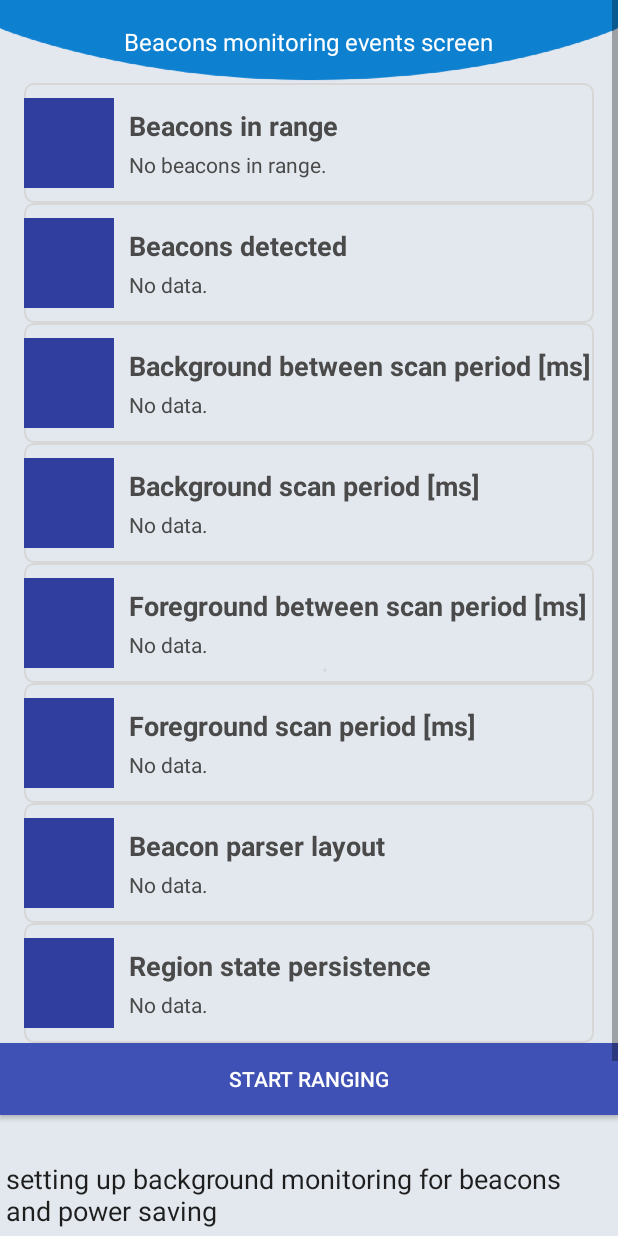
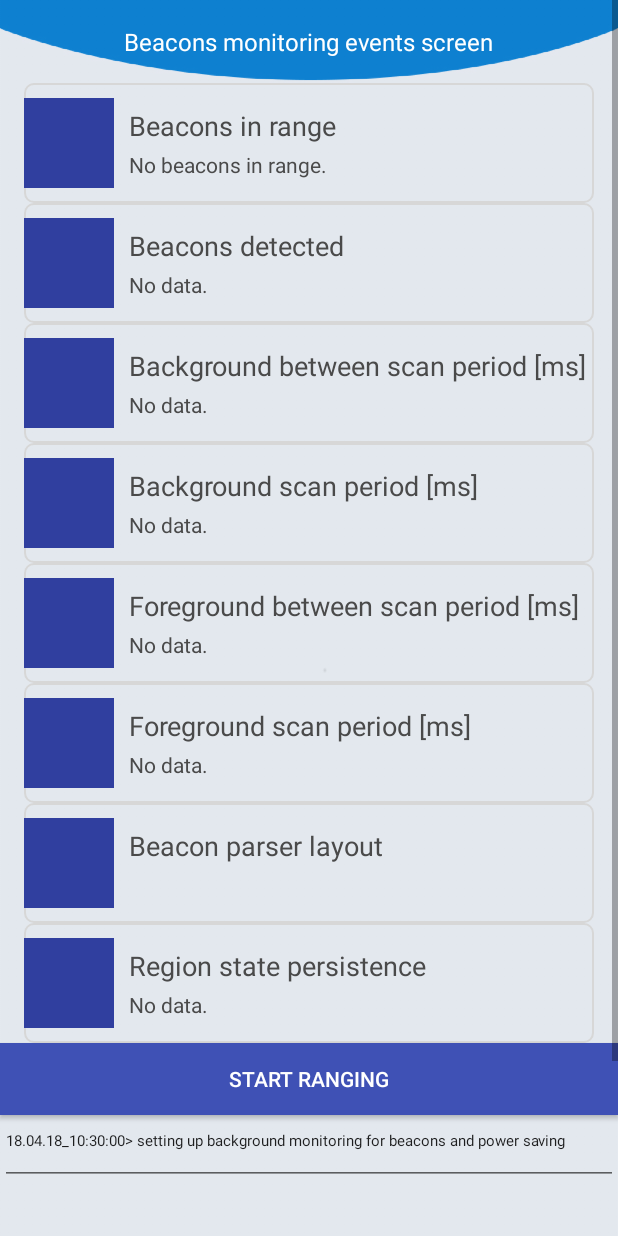
Before and after one commit to kopycisko/ubbGPS, an Android app: the screen it shows after launch (BeaconMonitoringActivity), after a tap on "Beacons", on a phone screen of 412 x 824 dp. Run offline under Robolectric (Android 15) with nearby library versions, the phone set to English and light mode, and no system bars; libraries missing offline, so code that uses them is left out: org.altbeacon.beacon; 17 statements that could not run were skipped.

Commit message:
eddystone support

```diff
--- a/app/src/main/java/edu/rsztandera/ubbgps/BeaconMonitoringActivity.java
+++ b/app/src/main/java/edu/rsztandera/ubbgps/BeaconMonitoringActivity.java
@@ -3,28 +3,66 @@ package edu.rsztandera.ubbgps;
 import android.app.Activity;
 import android.content.Intent;
 import android.os.Bundle;
+import android.os.RemoteException;
 import android.util.Log;
+import android.view.MotionEvent;
 import android.view.View;
 import android.widget.EditText;
 import android.widget.TextView;
 
+import org.altbeacon.beacon.Beacon;
+import org.altbeacon.beacon.BeaconConsumer;
 import org.altbeacon.beacon.BeaconManager;
+import org.altbeacon.beacon.BeaconParser;
+import org.altbeacon.beacon.RangeNotifier;
+import org.altbeacon.beacon.Region;
 
-public class BeaconMonitoringActivity extends Activity {
+import java.util.Collection;
+
+public class BeaconMonitoringActivity extends Activity implements BeaconConsumer {
     protected static final String TAG = "MonitoringActivity";
     private BeaconManager beaconManager = BeaconManager.getInstanceForApplication(this);
+    private boolean isRanging = false;
+    private RangeNotifier rangeNotifier = null;
 
     @Override
     protected void onCreate(Bundle savedInstanceState) {
         Log.d(TAG, "onCreate");
         super.onCreate(savedInstanceState);
         setContentView(R.layout.activity_monitoring);
+        enableLogScrol();
         updateBeaconMonitoringDisplay();
+
+    }
+
+    private void enableLogScrol() {
+        EditText EtOne = (EditText) findViewById(R.id.beaconMonLog);
+        EtOne.setOnTouchListener(new View.OnTouchListener() {
+            @Override
+            public boolean onTouch(View v, MotionEvent event) {
+                if (v.getId() == R.id.beaconMonLog) {
+                    v.getParent().requestDisallowInterceptTouchEvent(true);
+                    switch (event.getAction() & MotionEvent.ACTION_MASK) {
+                    case MotionEvent.ACTION_UP:
+                        v.getParent().requestDisallowInterceptTouchEvent(false);
+                        break;
+                    }
+                }
+                return false;
+            }
+        });
     }
 
     public void onRangingClicked(View view) {
-        Intent myIntent = new Intent(this, BeaconRangingActivity.class);
-        this.startActivity(myIntent);
+//        Intent myIntent = new Intent(this, BeaconRangingActivity.class);
+//        this.startActivity(myIntent);
+        if(isRanging) {
+            beaconManager.removeRangeNotifier(rangeNotifier);
+            beaconManager.unbind(this);
+        }
+        else
+            beaconManager.bind(this);
+        isRanging = !isRanging;
     }
 
     @Override
@@ -32,21 +70,56 @@ public class BeaconMonitoringActivity extends Activity {
         super.onResume();
         BeaconReferenceApplication app = (BeaconReferenceApplication) this.getApplicationContext();
         app.setMonitoringActivity(this);
+        if (beaconManager.isBound(this)) beaconManager.setBackgroundMode(false);
     }
 
     @Override
     public void onPause() {
         super.onPause();
         ((BeaconReferenceApplication) this.getApplicationContext()).setMonitoringActivity(null);
+        if (beaconManager.isBound(this)) beaconManager.setBackgroundMode(true);
+
     }
 
+    @Override
+    protected void onDestroy() {
+        super.onDestroy();
+        beaconManager.unbind(this);
+    }
+
+    @Override
+    public void onBeaconServiceConnect() {
+        final BeaconReferenceApplication app = (BeaconReferenceApplication) this.getApplicationContext();
+        rangeNotifier = new RangeNotifier() {
+            @Override
+            public void didRangeBeaconsInRegion(Collection<Beacon> beacons, Region region) {
+                if (beacons.size() == 0) {
+                    return;
+                }
+                String beaconsFoundStr = "";
+                for (Beacon firstBeacon : beacons) {
+                    MtBeacon positionBeacon = app.getBeaconByLib(firstBeacon);
+                    if (beaconsFoundStr != "")
+                        beaconsFoundStr += "\n";
+                    beaconsFoundStr += "Beacon " +firstBeacon.getBluetoothAddress()+ " (" + firstBeacon.getDistance() + " m)";
+                }
+                app.addBeaconLog(beaconsFoundStr);
+                updateBeaconMonitoringDisplay();
+            }
+        };
+        beaconManager.addRangeNotifier(rangeNotifier);
+
+        try {
+            beaconManager.startRangingBeaconsInRegion(new Region("myRangingUniqueId", null, null, null));
+        } catch (RemoteException e) {   }
+    }
 
     public void updateBeaconMonitoringDisplay() {
         final BeaconReferenceApplication app = (BeaconReferenceApplication) this.getApplicationContext();
         runOnUiThread(new Runnable() {
             public void run() {
                 EditText editText = (EditText)BeaconMonitoringActivity.this
-                        .findViewById(R.id.monitoringText);
+                        .findViewById(R.id.beaconMonLog);
                 editText.setText("");
                 for (String item: app.allBeaconLogs) {
                     editText.append(item+"\n");
@@ -63,7 +136,13 @@ public class BeaconMonitoringActivity extends Activity {
                 tv = (TextView) BeaconMonitoringActivity.this.findViewById(R.id.beaconConfFgScanPeriod);
                 tv.setText(Long.toString(beaconManager.getForegroundScanPeriod()));
                 tv = (TextView) BeaconMonitoringActivity.this.findViewById(R.id.beaconConfParsers);
-                tv.setText(beaconManager.getBeaconParsers().get(0).getLayout());
+                String parsersIssued = ""; //TODO can be stored at the beggining; during the setup
+                for (BeaconParser beaconParser: beaconManager.getBeaconParsers()) {
+                    if (parsersIssued != "")
+                        parsersIssued += "\n";
+                    parsersIssued += beaconParser.getLayout();
+                }
+                tv.setText(parsersIssued);
                 tv = (TextView) BeaconMonitoringActivity.this.findViewById(R.id.beaconConfPersist);
                 tv.setText(beaconManager.isRegionStatePersistenceEnabled()? "Enabled" : "Not enabled");
             }
--- a/app/src/main/java/edu/rsztandera/ubbgps/BeaconReferenceApplication.java
+++ b/app/src/main/java/edu/rsztandera/ubbgps/BeaconReferenceApplication.java
@@ -6,9 +6,11 @@ import android.app.PendingIntent;
 import android.app.TaskStackBuilder;
 import android.content.Context;
 import android.content.Intent;
+import android.content.res.AssetManager;
 import android.support.v4.app.NotificationCompat;
 import android.util.Log;
 
+import org.altbeacon.beacon.Beacon;
 import org.altbeacon.beacon.BeaconManager;
 import org.altbeacon.beacon.BeaconParser;
 import org.altbeacon.beacon.Region;
@@ -16,8 +18,17 @@ import org.altbeacon.beacon.powersave.BackgroundPowerSaver;
 import org.altbeacon.beacon.startup.BootstrapNotifier;
 import org.altbeacon.beacon.startup.RegionBootstrap;
 
+import java.io.BufferedReader;
+import java.io.IOException;
+import java.io.InputStream;
+import java.io.InputStreamReader;
+import java.util.ArrayList;
+import java.util.Collection;
+import java.util.Iterator;
 import java.util.LinkedList;
 import java.util.List;
+import java.util.Set;
+import java.util.SortedSet;
 
 public class BeaconReferenceApplication extends Application implements BootstrapNotifier {
     private static final String TAG = "BeaconApp";
@@ -25,8 +36,9 @@ public class BeaconReferenceApplication extends Application implements Bootstrap
     private BackgroundPowerSaver backgroundPowerSaver;
     private boolean haveDetectedBeaconsSinceBoot = false;
     private BeaconMonitoringActivity monitoringActivity = null;
-    public static List<String> allBeaconLogs = new LinkedList<String>();
+    public List<String> allBeaconLogs = new LinkedList<String>();
     public static boolean ifBeaconsAvailable = false;
+    public Collection<MtBeacon> allBeacons = new ArrayList<>();
 
 
     public void onCreate() {
@@ -35,9 +47,20 @@ public class BeaconReferenceApplication extends Application implements Bootstrap
 
         // layout expression for other beacon types, do a web search for "setBeaconLayout"
         beaconManager.getBeaconParsers().clear();
+        // EDDYSTONE TLM
+        beaconManager.getBeaconParsers().add(new BeaconParser().
+                setBeaconLayout("x,s:0-1=feaa,m:2-2=20,d:3-3,d:4-5,d:6-7,d:8-11,d:12-15"));
+        // EDDYSTONE UID
+        beaconManager.getBeaconParsers().add(new BeaconParser().
+                setBeaconLayout("s:0-1=feaa,m:2-2=00,p:3-3:-41,i:4-13,i:14-19"));
+        // EDDYSTONE URL
+        beaconManager.getBeaconParsers().add(new BeaconParser().
+                setBeaconLayout("s:0-1=feaa,m:2-2=10,p:3-3:-41,i:4-20v"));
+        // iBeacon
         beaconManager.getBeaconParsers().add(new BeaconParser().
                 setBeaconLayout("m:2-3=0215,i:4-19,i:20-21,i:22-23,p:24-24"));
-//        setBeaconLayout("m:2-3=beac,i:4-19,i:20-21,i:22-23,p:24-24,d:25-25"));
+        // altBeacon
+        //setBeaconLayout("m:2-3=beac,i:4-19,i:20-21,i:22-23,p:24-24,d:25-25"));
 
         addBeaconLog ("setting up background monitoring for beacons and power saving");
         // wake up the app when a beacon is seen
@@ -45,6 +68,7 @@ public class BeaconReferenceApplication extends Application implements Bootstrap
                 null, null, null);
         regionBootstrap = new RegionBootstrap(this, region);
         backgroundPowerSaver = new BackgroundPowerSaver(this);
+        addAvaliableBeacons();
     }
 
     @Override
@@ -117,8 +141,34 @@ public class BeaconReferenceApplication extends Application implements Bootstrap
         this.monitoringActivity = activity;
     }
 
+    private void addAvaliableBeacons(){
+        final String confFilePath = "beaconsPlacement.conf";
+        List<String> mLines = new ArrayList<>();
+        AssetManager am = this.getAssets();
+        try {
+            InputStream is = am.open(confFilePath);
+            BufferedReader reader = new BufferedReader(new InputStreamReader(is));
+            String line;
+
+            while ((line = reader.readLine()) != null)
+                mLines.add(line);
+        } catch (IOException e) {
+            e.printStackTrace();
+        }
+
+//        this.allBeacons.add(new MtBeacon())
+    }
+
+    public MtBeacon getBeaconByLib(Beacon observedBeacon) {
+        for ( MtBeacon b : this.allBeacons) {
+            if(b.equals(observedBeacon))
+                return b;
+        }
+        return null;
+    }
+
     public void addBeaconLog(String line){
-        allBeaconLogs.add(line);
+        allBeaconLogs.add(ParseTools.getCurrentDateTimeStr() + "> " + line);
         Log.d(TAG, line);
     }
 
--- /dev/null
+++ b/app/src/main/java/edu/rsztandera/ubbgps/ParseTools.java
@@ -0,0 +1,21 @@
+package edu.rsztandera.ubbgps;
+
+import java.text.SimpleDateFormat;
+import java.util.Date;
+import java.util.Locale;
+
+public class ParseTools {
+    private final static String dateStrPattern = "yy.MM.dd_HH:mm:ss";
+
+    public static String getDateTimeStr(Date givenDate) {
+        return new SimpleDateFormat(dateStrPattern, Locale.ENGLISH).format(givenDate);
+    }
+
+    public static String getCurrentDateTimeStr() {
+        return new SimpleDateFormat(dateStrPattern, Locale.ENGLISH).format(new Date());
+    }
+
+    public static long getCurrentTimestamp() {
+        return System.currentTimeMillis();
+    }
+}
--- a/app/src/main/res/layout/activity_monitoring.xml
+++ b/app/src/main/res/layout/activity_monitoring.xml
@@ -2,7 +2,7 @@
 <ScrollView xmlns:android="http://schemas.android.com/apk/res/android"
     xmlns:tools="http://schemas.android.com/tools"
     android:layout_width="fill_parent"
-    android:layout_height="fill_parent"
+    android:layout_height="wrap_content"
     android:fillViewport="true"
     tools:context=".BeaconMonitoringActivity" >
 
@@ -52,7 +52,7 @@
                     android:layout_width="wrap_content"
                     android:textSize="18sp"
                     android:textColor="#4a4a4a"
-                    android:textStyle="bold"
+                    android:textStyle="normal"
                     android:layout_height="wrap_content" />
                 <TextView
                     android:id="@+id/beaconMonStatus"
@@ -88,7 +88,7 @@
                     android:layout_width="wrap_content"
                     android:textSize="18sp"
                     android:textColor="#4a4a4a"
-                    android:textStyle="bold"
+                    android:textStyle="normal"
                     android:layout_height="wrap_content" />
                 <TextView
                     android:layout_marginTop="4dp"
@@ -124,7 +124,7 @@
                     android:layout_width="wrap_content"
                     android:textSize="18sp"
                     android:textColor="#4a4a4a"
-                    android:textStyle="bold"
+                    android:textStyle="normal"
                     android:layout_height="wrap_content" />
                 <TextView
                     android:id="@+id/beaconConfBgBetwScanPeriod"
@@ -160,7 +160,7 @@
                     android:layout_width="wrap_content"
                     android:textSize="18sp"
                     android:textColor="#4a4a4a"
-                    android:textStyle="bold"
+                    android:textStyle="normal"
                     android:layout_height="wrap_content" />
                 <TextView
                     android:id="@+id/beaconConfBgScanPeriod"
@@ -196,7 +196,7 @@
                     android:layout_width="wrap_content"
                     android:textSize="18sp"
                     android:textColor="#4a4a4a"
-                    android:textStyle="bold"
+                    android:textStyle="normal"
                     android:layout_height="wrap_content" />
                 <TextView
                     android:id="@+id/beaconConfFgBetwScanPeriod"
@@ -232,7 +232,7 @@
                     android:layout_width="wrap_content"
                     android:textSize="18sp"
                     android:textColor="#4a4a4a"
-                    android:textStyle="bold"
+                    android:textStyle="normal"
                     android:layout_height="wrap_content" />
                 <TextView
                     android:id="@+id/beaconConfFgScanPeriod"
@@ -268,7 +268,7 @@
                     android:layout_width="wrap_content"
                     android:textSize="18sp"
                     android:textColor="#4a4a4a"
-                    android:textStyle="bold"
+                    android:textStyle="normal"
                     android:layout_height="wrap_content" />
                 <TextView
                     android:id="@+id/beaconConfParsers"
@@ -304,7 +304,7 @@
                     android:layout_width="wrap_content"
                     android:textSize="18sp"
                     android:textColor="#4a4a4a"
-                    android:textStyle="bold"
+                    android:textStyle="normal"
                     android:layout_height="wrap_content" />
                 <TextView
                     android:id="@+id/beaconConfPersist"
@@ -329,29 +329,28 @@
             android:textColor="@android:color/white"/>
 
         <!--Log area-->
+        <!--android:ems="10"-->
 
-        <RelativeLayout
+        <EditText
+            android:id="@+id/beaconMonLog"
             android:layout_width="match_parent"
             android:layout_height="wrap_content"
-            android:layout_marginTop="20dp"
-            android:orientation="vertical">
-            <EditText
-                android:id="@+id/monitoringText"
-                android:layout_width="match_parent"
-                android:layout_height="wrap_content"
-                android:layout_alignParentStart="true"
-                android:ems="10"
             android:gravity="left|bottom"
-                android:inputType="none"
             android:selectAllOnFocus="false"
             android:singleLine="false"
             android:clickable="false"
             android:cursorVisible="false"
             android:focusable="false"
-                android:focusableInTouchMode="false">
+            android:focusableInTouchMode="false"
+            android:textSize="10sp"
+            android:inputType="textMultiLine"
+            android:scrollbars="vertical"
+            android:overScrollMode="always"
+            android:scrollbarStyle="insideInset"
+            android:maxLines="20"
+            >
             <!--<requestFocus />-->
         </EditText>
-        </RelativeLayout>
 
     </LinearLayout>
 </ScrollView>
--- a/app/src/main/res/values/strings.xml
+++ b/app/src/main/res/values/strings.xml
@@ -3,4 +3,7 @@
     <string name="in_progress">In progress...</string>
     <string name="beacons_monitoring_events_screen">Beacons monitoring events screen</string>
     <string name="start_ranging">Start Ranging</string>
+    <string name="local_service_started">Beacon ranging service started</string>
+    <string name="local_service_stopped">Beacon ranging service got stopped</string>
+    <string name="local_service_label">Beacon rranging activity service</string>
 </resources>
```
Also changed, not shown: app/src/main/java/edu/rsztandera/ubbgps/BeaconRangingService.java (added, +96 -0 lines), app/src/main/java/edu/rsztandera/ubbgps/MtBeacon.java (added, +36 -0 lines), 1 other file. Lines whose indentation alone changed are shown as unchanged.
